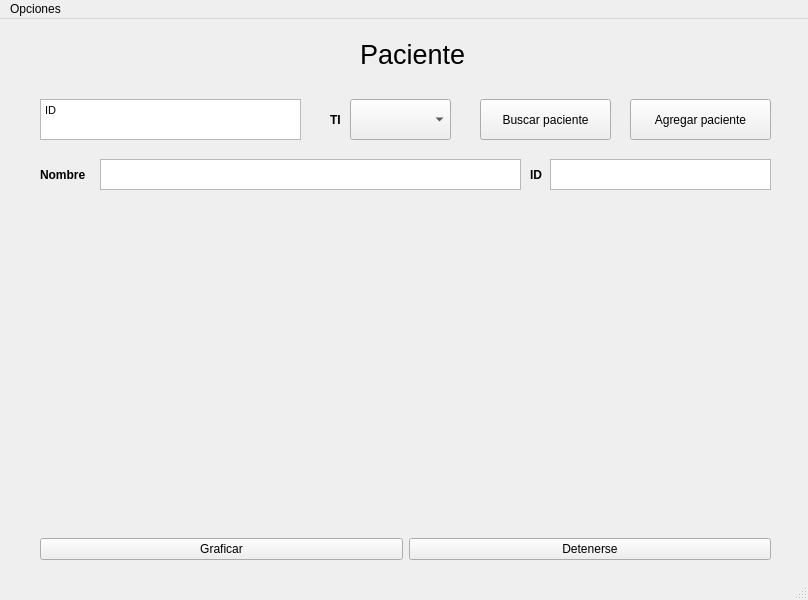
This is QtUi/senalesPaciente.ui in Lufedi/DABM-Bitalino as Qt 5 draws it before an edit. The edited form follows.
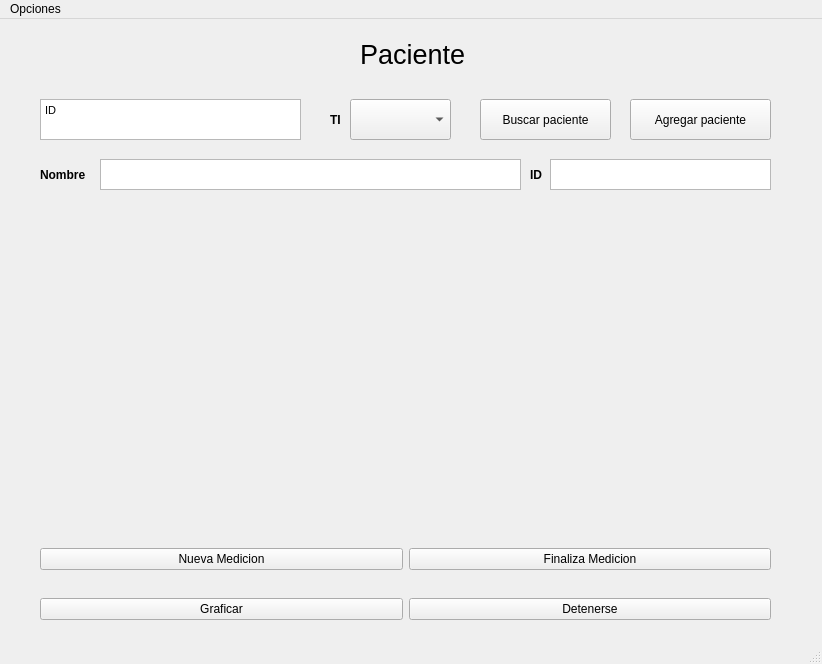
This is the edited form.

Patch:
```diff
--- a/QtUi/senalesPaciente.ui
+++ b/QtUi/senalesPaciente.ui
@@ -6,8 +6,8 @@
    <rect>
     <x>0</x>
     <y>0</y>
-    <width>808</width>
-    <height>600</height>
+    <width>822</width>
+    <height>664</height>
    </rect>
   </property>
   <property name="windowTitle">
@@ -137,7 +137,7 @@
     <property name="geometry">
      <rect>
       <x>40</x>
-      <y>510</y>
+      <y>570</y>
       <width>731</width>
       <height>41</height>
      </rect>
@@ -197,6 +197,33 @@
       <height>311</height>
      </rect>
     </property>
+    <zorder>horizontalLayoutWidget_2</zorder>
+   </widget>
+   <widget class="QWidget" name="horizontalLayoutWidget_2">
+    <property name="geometry">
+     <rect>
+      <x>40</x>
+      <y>520</y>
+      <width>731</width>
+      <height>41</height>
+     </rect>
+    </property>
+    <layout class="QHBoxLayout" name="horizontalLayout_2">
+     <item>
+      <widget class="QPushButton" name="nueva_medicion">
+       <property name="text">
+        <string>Nueva Medicion</string>
+       </property>
+      </widget>
+     </item>
+     <item>
+      <widget class="QPushButton" name="finalizar_medicion">
+       <property name="text">
+        <string>Finaliza Medicion</string>
+       </property>
+      </widget>
+     </item>
+    </layout>
    </widget>
   </widget>
   <widget class="QMenuBar" name="menubar">
@@ -204,7 +231,7 @@
     <rect>
      <x>0</x>
      <y>0</y>
-     <width>808</width>
+     <width>822</width>
      <height>21</height>
     </rect>
    </property>
```
